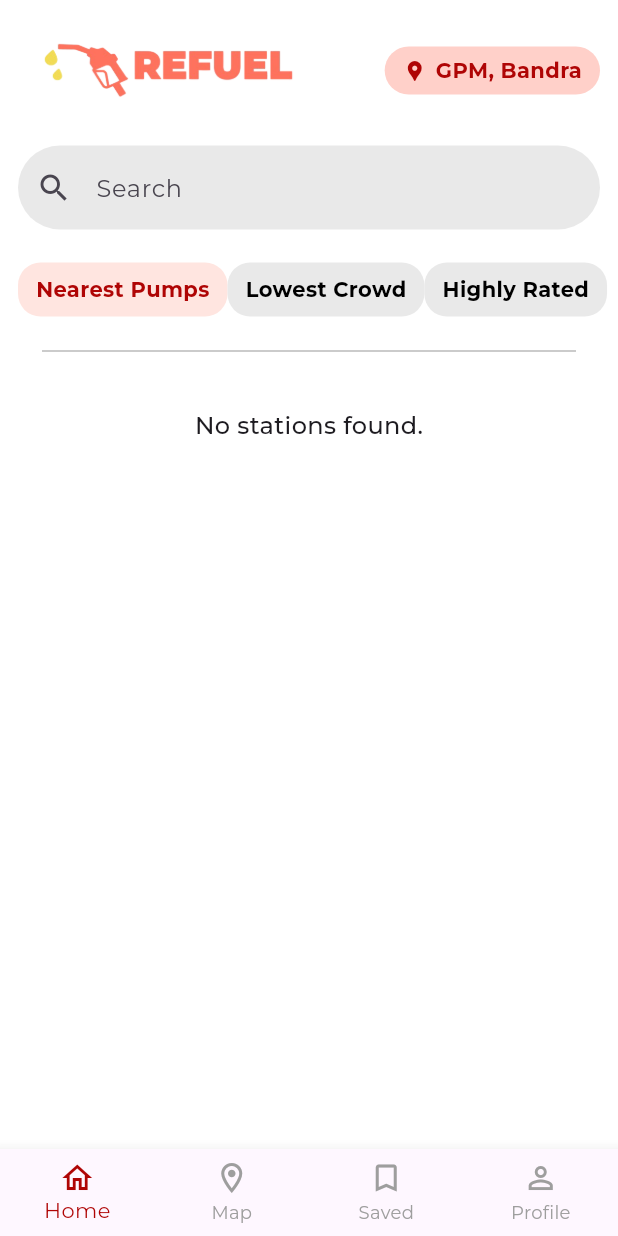
After one commit to SarthakPadwal/Refuel-App, a Flutter app: the SearchAndFilterScreen screen opened by its route, on a phone screen of 412 x 824 dp. The commit adds this screen. Run offline on Flutter 3.47's test engine with Material 3 defaults, Android fonts, the light colour scheme and no system bars; our stand-ins replace font_awesome_flutter, geolocator, google_maps_flutter, shared_preferences; missing offline and left inert: google_maps_webservice; accounts and stored records are empty.

Commit message:
ADDED SEARCH PAGE
ADDED SEARCH PAGE WITH FUNCTIONALITY

```diff
--- a/lib/main.dart
+++ b/lib/main.dart
@@ -7,6 +7,7 @@ import 'screens/map_screen.dart';
 import 'services/api_service.dart';
 import 'screens/profile_screen.dart';
 import 'screens/saved_screen.dart';
+import 'screens/search_screen.dart';
 
 
 void main() async {
@@ -28,7 +29,8 @@ class RefuelApp extends StatelessWidget {
       ),
       initialRoute: '/',
       routes: {
-        '/': (context) => const AppInitializer(),        // ✅ check login
+        '/': (context) => const AppInitializer(),
+        '/search': (context) => const SearchAndFilterScreen(),
         '/home': (context) => const HomeScreen(),
         '/map': (context) => const MapScreen(),
         '/saved': (context) => const SavedScreen(),
--- /dev/null
+++ b/lib/models/petrol_pump_model.dart
@@ -0,0 +1,9 @@
+import 'package:google_maps_flutter/google_maps_flutter.dart';
+
+class PetrolPump {
+  final String name;
+  final LatLng location;
+  final double distance; // in meters
+
+  PetrolPump({required this.name, required this.location, required this.distance});
+}
--- /dev/null
+++ b/lib/screens/search_screen.dart
@@ -0,0 +1,199 @@
+import 'package:flutter/material.dart';
+import '../services/pump_service.dart';
+import '../models/petrol_pump_model.dart';
+
+class SearchAndFilterScreen extends StatefulWidget {
+  const SearchAndFilterScreen({super.key});
+
+  @override
+  State<SearchAndFilterScreen> createState() => _SearchAndFilterScreenState();
+}
+
+class _SearchAndFilterScreenState extends State<SearchAndFilterScreen> {
+  String _searchQuery = "";
+
+  void _onItemTapped(BuildContext context, int index) {
+    switch (index) {
+      case 0:
+        Navigator.pushReplacementNamed(context, '/home');
+        break;
+      case 1:
+        Navigator.pushReplacementNamed(context, '/map');
+        break;
+      case 2:
+        Navigator.pushReplacementNamed(context, '/saved');
+        break;
+      case 3:
+        Navigator.pushReplacementNamed(context, '/profile');
+        break;
+    }
+  }
+
+  @override
+  Widget build(BuildContext context) {
+    final allPumps = PumpService().pumps;
+    final filteredPumps = _searchQuery.isEmpty
+        ? allPumps
+        : allPumps.where((pump) => pump.name.toLowerCase().contains(_searchQuery.toLowerCase())).toList();
+
+    return Scaffold(
+      backgroundColor: Colors.white,
+      body: SafeArea(
+        child: ListView(
+          padding: const EdgeInsets.symmetric(horizontal: 12, vertical: 2),
+          children: [
+            Row(
+              mainAxisAlignment: MainAxisAlignment.spaceBetween,
+              children: [
+                Image.asset(
+                  'assets/images/Brand.png',
+                  width: 230,
+                  height: 90,
+                ),
+                Container(
+                  padding: const EdgeInsets.symmetric(horizontal: 12, vertical: 6),
+                  decoration: BoxDecoration(
+                    color: const Color(0xFFFFD0C9),
+                    borderRadius: BorderRadius.circular(30),
+                  ),
+                  child: Row(
+                    children: const [
+                      Icon(Icons.location_pin, color: Color(0xFFAF0505), size: 16),
+                      SizedBox(width: 6),
+                      Text("GPM, Bandra", style: TextStyle(fontWeight: FontWeight.bold, color: Color(0xFFAF0505))),
+                    ],
+                  ),
+                )
+              ],
+            ),
+
+            const SizedBox(height: 5),
+
+            TextField(
+              decoration: InputDecoration(
+                contentPadding: const EdgeInsets.symmetric(vertical: 16),
+                prefixIcon: const Icon(Icons.search),
+                hintText: "Search",
+                filled: true,
+                fillColor: const Color(0xFFE9E9E9),
+                border: OutlineInputBorder(
+                  borderRadius: BorderRadius.circular(30),
+                  borderSide: BorderSide.none,
+                ),
+              ),
+              onChanged: (value) {
+                setState(() {
+                  _searchQuery = value;
+                });
+              },
+            ),
+
+            const SizedBox(height: 22),
+
+            Row(
+              mainAxisAlignment: MainAxisAlignment.spaceBetween,
+              children: const [
+                FilterButton(text: 'Nearest Pumps', isActive: true),
+                FilterButton(text: 'Lowest Crowd'),
+                FilterButton(text: 'Highly Rated'),
+              ],
+            ),
+
+            const SizedBox(height: 15),
+
+            const Divider(
+              color: Color.fromARGB(255, 186, 186, 186),
+              thickness: 1,
+              indent: 16,
+              endIndent: 16,
+            ),
+
+            const SizedBox(height: 30),
+
+            if (filteredPumps.isEmpty)
+              const Center(
+                child: Text(
+                  "No stations found.",
+                  style: TextStyle(fontSize: 16, fontWeight: FontWeight.w500),
+                ),
+              )
+            else
+              Column(
+                children: filteredPumps.map((pump) {
+                  return Container(
+                    margin: const EdgeInsets.symmetric(vertical: 8, horizontal: 8),
+                    padding: const EdgeInsets.symmetric(horizontal: 14, vertical: 20),
+                    decoration: BoxDecoration(
+                      color: const Color(0xFFFFE5E0),
+                      borderRadius: BorderRadius.circular(12),
+                    ),
+                    child: Row(
+                      children: [
+                        const Icon(Icons.local_gas_station_outlined, size: 28, color: Colors.black87),
+                        const SizedBox(width: 10),
+                        const Icon(Icons.location_on, size: 18, color: Colors.black54),
+                        const SizedBox(width: 2),
+                        Expanded(
+                          child: Text(
+                            pump.name,
+                            style: const TextStyle(fontWeight: FontWeight.bold, fontSize: 14),
+                          ),
+                        ),
+                        Text(
+                          pump.distance < 1000
+                              ? "${pump.distance.toStringAsFixed(0)} m"
+                              : "${(pump.distance / 1000).toStringAsFixed(1)} km",
+                          style: const TextStyle(fontSize: 14, fontWeight: FontWeight.w500),
+                        ),
+                        const SizedBox(width: 10),
+                        const Icon(Icons.groups, color: Colors.deepOrangeAccent),
+                      ],
+                    ),
+                  );
+                }).toList(),
+              ),
+          ],
+        ),
+      ),
+
+      bottomNavigationBar: BottomNavigationBar(
+        currentIndex: 0,
+        onTap: (index) => _onItemTapped(context, index),
+        type: BottomNavigationBarType.fixed,
+        selectedItemColor: const Color(0xFFAF0505),
+        unselectedItemColor: Colors.grey,
+        items: const [
+          BottomNavigationBarItem(icon: Icon(Icons.home_outlined), label: 'Home'),
+          BottomNavigationBarItem(icon: Icon(Icons.location_on_outlined), label: 'Map'),
+          BottomNavigationBarItem(icon: Icon(Icons.bookmark_border), label: 'Saved'),
+          BottomNavigationBarItem(icon: Icon(Icons.person_outline), label: 'Profile'),
+        ],
+      ),
+    );
+  }
+}
+
+class FilterButton extends StatelessWidget {
+  final String text;
+  final bool isActive;
+
+  const FilterButton({super.key, required this.text, this.isActive = false});
+
+  @override
+  Widget build(BuildContext context) {
+    return Container(
+      padding: const EdgeInsets.symmetric(horizontal: 12, vertical: 8),
+      decoration: BoxDecoration(
+        color: isActive ? const Color(0xFFFFE5E0) : const Color(0xFFE9E9E9),
+        borderRadius: BorderRadius.circular(15),
+      ),
+      child: Text(
+        text,
+        style: TextStyle(
+          color: isActive ? const Color(0xFFAF0505) : Colors.black,
+          fontWeight: FontWeight.bold,
+        ),
+      ),
+    );
+  }
+}
--- /dev/null
+++ b/lib/services/pump_service.dart
@@ -0,0 +1,18 @@
+// services/pump_service.dart
+import '../models/petrol_pump_model.dart';
+
+class PumpService {
+  static final PumpService _instance = PumpService._internal();
+
+  factory PumpService() => _instance;
+
+  PumpService._internal();
+
+  List<PetrolPump> _pumps = [];
+
+  void setPumps(List<PetrolPump> pumps) {
+    _pumps = pumps;
+  }
+
+  List<PetrolPump> get pumps => _pumps;
+}
```
Also changed, not shown: lib/screens/home_screen.dart (+28 -9 lines), lib/screens/map_screen.dart (+28 -10 lines).
